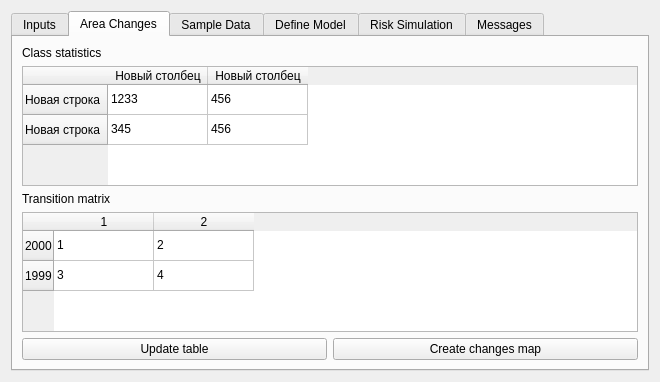
This is moluscedialogbase.ui in nextgis/qgis_molusce as Qt 5 draws it before an edit. The edited form follows.
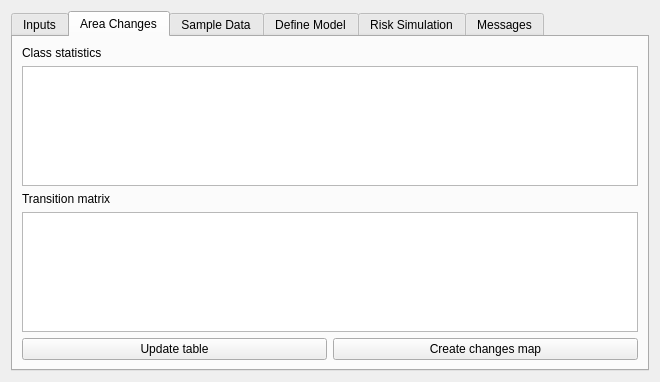
This is the edited form. The open tabs and pages were chosen to show the change. Custom widgets are drawn as their Qt base class.

Commit message: added method for logging, cleanup tables in UI

Diff of the .ui file:
```diff
--- a/moluscedialogbase.ui
+++ b/moluscedialogbase.ui
@@ -160,92 +160,10 @@
         </widget>
        </item>
        <item row="1" column="0" colspan="2">
-        <widget class="MolusceTableWidget" name="tblStatistics">
-         <row>
-          <property name="text">
-           <string>Новая строка</string>
-          </property>
-         </row>
-         <row>
-          <property name="text">
-           <string>Новая строка</string>
-          </property>
-         </row>
-         <column>
-          <property name="text">
-           <string>Новый столбец</string>
-          </property>
-         </column>
-         <column>
-          <property name="text">
-           <string>Новый столбец</string>
-          </property>
-         </column>
-         <item row="0" column="0">
-          <property name="text">
-           <string>1233</string>
-          </property>
-         </item>
-         <item row="0" column="1">
-          <property name="text">
-           <string>456</string>
-          </property>
-         </item>
-         <item row="1" column="0">
-          <property name="text">
-           <string>345</string>
-          </property>
-         </item>
-         <item row="1" column="1">
-          <property name="text">
-           <string>456</string>
-          </property>
-         </item>
-        </widget>
+        <widget class="MolusceTableWidget" name="tblStatistics"/>
        </item>
        <item row="3" column="0" colspan="2">
-        <widget class="MolusceTableWidget" name="tblTransMatrix">
-         <row>
-          <property name="text">
-           <string>2000</string>
-          </property>
-         </row>
-         <row>
-          <property name="text">
-           <string>1999</string>
-          </property>
-         </row>
-         <column>
-          <property name="text">
-           <string>1</string>
-          </property>
-         </column>
-         <column>
-          <property name="text">
-           <string>2</string>
-          </property>
-         </column>
-         <item row="0" column="0">
-          <property name="text">
-           <string>1</string>
-          </property>
-         </item>
-         <item row="0" column="1">
-          <property name="text">
-           <string>2</string>
-          </property>
-         </item>
-         <item row="1" column="0">
-          <property name="text">
-           <string>3</string>
-          </property>
-         </item>
-         <item row="1" column="1">
-          <property name="text">
-           <string>4</string>
-          </property>
-         </item>
-        </widget>
+        <widget class="MolusceTableWidget" name="tblTransMatrix"/>
        </item>
       </layout>
      </widget>
```
The commit also changes 1 other file.
